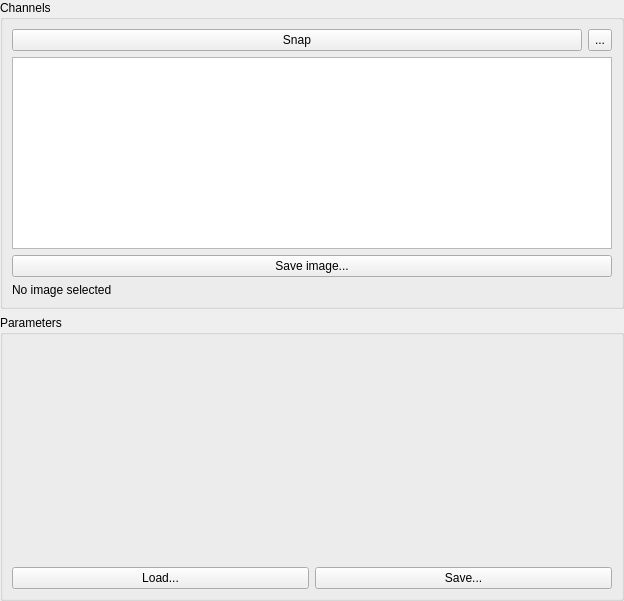
First picture: the form in AcfSln/Include/iqtcam/CMultiBitmapSupplierGuiComp.ui, repository ImagingTools/AcfPublic, before the edit.
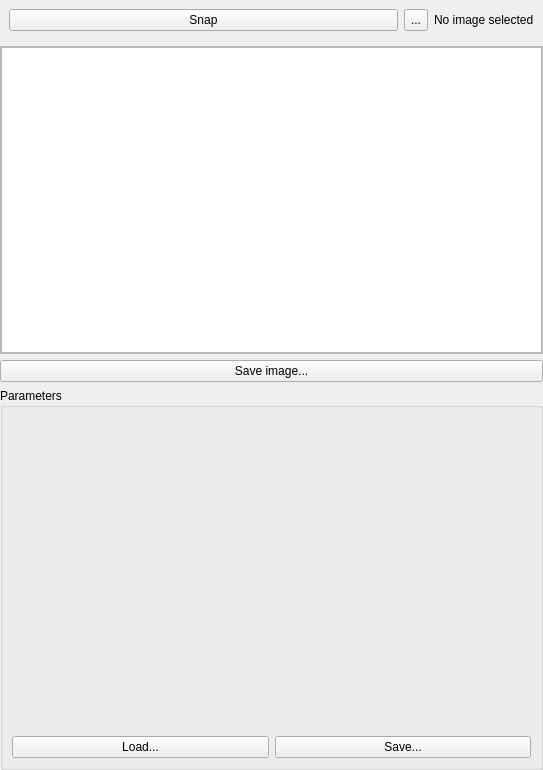
Second picture: the form after the edit. Icons and pictures are not drawn.

Commit message: Kirills world

What changed in the file:
```diff
--- a/AcfSln/Include/iqtcam/CMultiBitmapSupplierGuiComp.ui
+++ b/AcfSln/Include/iqtcam/CMultiBitmapSupplierGuiComp.ui
@@ -6,24 +6,33 @@
    <rect>
     <x>0</x>
     <y>0</y>
-    <width>624</width>
-    <height>601</height>
+    <width>543</width>
+    <height>770</height>
    </rect>
   </property>
   <property name="windowTitle">
    <string>Form</string>
   </property>
-  <layout class="QVBoxLayout" name="verticalLayout_4">
+  <layout class="QVBoxLayout" name="verticalLayout_3">
    <property name="margin">
     <number>0</number>
    </property>
    <item>
-    <widget class="QGroupBox" name="IconsGB">
-     <property name="title">
-      <string>Channels</string>
-     </property>
-     <layout class="QGridLayout" name="gridLayout">
-      <item row="0" column="0">
+    <widget class="QFrame" name="ImageSnapFrame">
+     <layout class="QVBoxLayout" name="verticalLayout_2">
+      <property name="margin">
+       <number>0</number>
+      </property>
+      <item>
+       <widget class="QFrame" name="ControlFrame">
+        <property name="sizePolicy">
+         <sizepolicy hsizetype="Preferred" vsizetype="Maximum">
+          <horstretch>0</horstretch>
+          <verstretch>0</verstretch>
+         </sizepolicy>
+        </property>
+        <layout class="QHBoxLayout" name="horizontalLayout">
+         <item>
        <widget class="QPushButton" name="SnapImageButton">
         <property name="sizePolicy">
          <sizepolicy hsizetype="Preferred" vsizetype="Fixed">
@@ -36,7 +45,7 @@
         </property>
        </widget>
       </item>
-      <item row="0" column="1">
+         <item>
        <widget class="QToolButton" name="LiveImageButton">
         <property name="sizePolicy">
          <sizepolicy hsizetype="Fixed" vsizetype="Preferred">
@@ -56,8 +65,42 @@
         </property>
        </widget>
       </item>
-      <item row="1" column="0" colspan="2">
-       <widget class="QListWidget" name="IconsView">
+         <item>
+          <widget class="QLabel" name="SizeLabel">
+           <property name="sizePolicy">
+            <sizepolicy hsizetype="Maximum" vsizetype="Preferred">
+             <horstretch>0</horstretch>
+             <verstretch>0</verstretch>
+            </sizepolicy>
+           </property>
+           <property name="text">
+            <string>No image selected</string>
+           </property>
+          </widget>
+         </item>
+        </layout>
+       </widget>
+      </item>
+      <item>
+       <widget class="QFrame" name="PreviewFrame">
+        <property name="sizePolicy">
+         <sizepolicy hsizetype="Preferred" vsizetype="Expanding">
+          <horstretch>0</horstretch>
+          <verstretch>0</verstretch>
+         </sizepolicy>
+        </property>
+        <property name="frameShape">
+         <enum>QFrame::StyledPanel</enum>
+        </property>
+        <property name="frameShadow">
+         <enum>QFrame::Raised</enum>
+        </property>
+        <layout class="QVBoxLayout" name="verticalLayout_4">
+         <property name="margin">
+          <number>0</number>
+         </property>
+         <item>
+          <widget class="QListWidget" name="BitmapPreview">
         <property name="sizePolicy">
          <sizepolicy hsizetype="Preferred" vsizetype="Expanding">
           <horstretch>0</horstretch>
@@ -87,7 +130,10 @@
         </property>
        </widget>
       </item>
-      <item row="2" column="0" colspan="2">
+        </layout>
+       </widget>
+      </item>
+      <item>
        <widget class="QPushButton" name="SaveImageButton">
         <property name="sizePolicy">
          <sizepolicy hsizetype="Preferred" vsizetype="Fixed">
@@ -106,13 +152,6 @@
         </property>
        </widget>
       </item>
-      <item row="3" column="0" colspan="2">
-       <widget class="QLabel" name="SizeLabel">
-        <property name="text">
-         <string>No image selected</string>
-        </property>
-       </widget>
-      </item>
      </layout>
     </widget>
    </item>
```
Left out of the diff: 19 changed lines with no effect on the pictures. Lines whose indentation alone changed are shown as unchanged. The commit also changes 2 other files.
